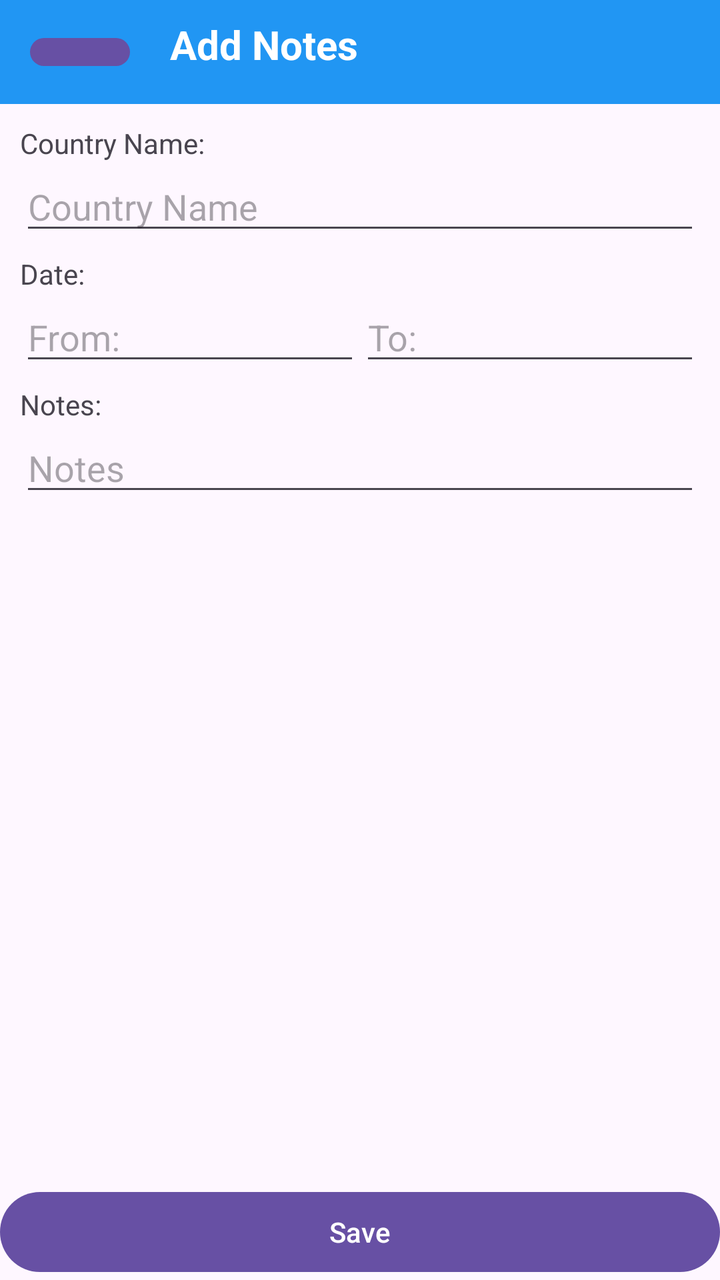
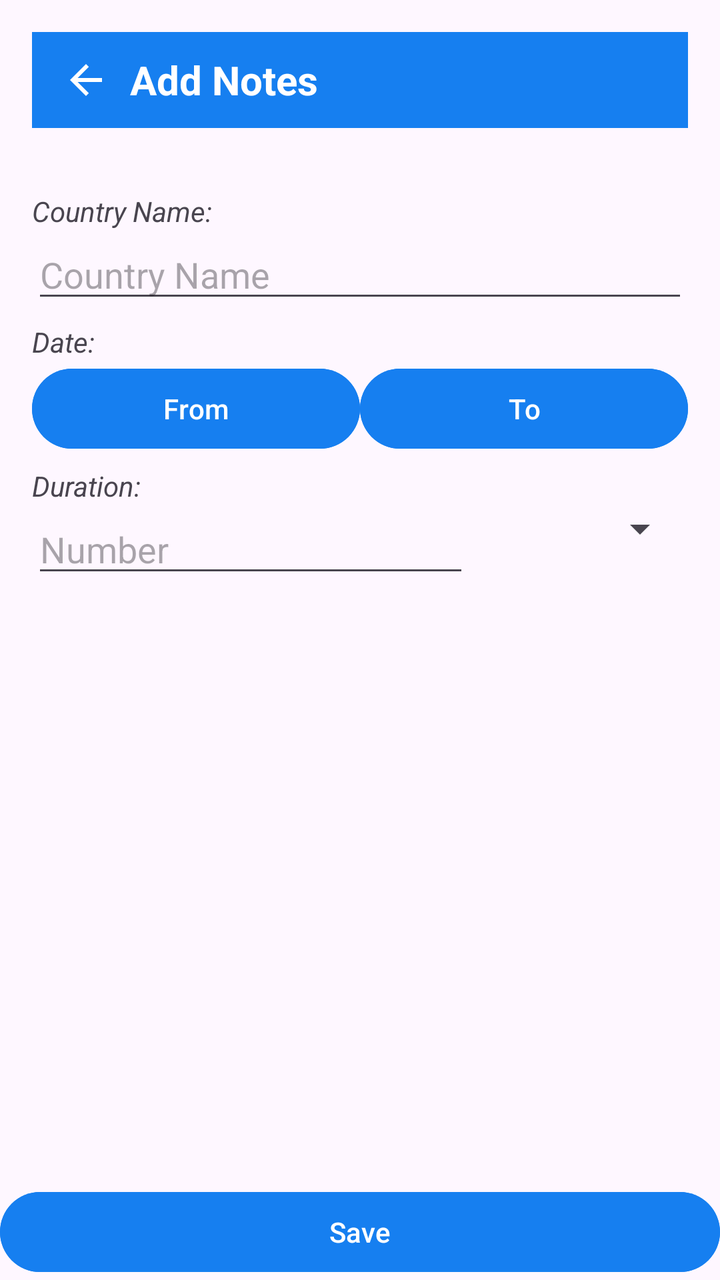

Compare the two renders of this Android layout. The source of the first and the diff that turns it into the second are given below.
<!-- AndroidManifest.xml: application theme Theme.TravelTales -->
<!-- res/layout/activity_add_notes.xml -->
<?xml version="1.0" encoding="utf-8"?>
<LinearLayout xmlns:android="http://schemas.android.com/apk/res/android"
    android:layout_width="match_parent"
    android:layout_height="match_parent"
    android:orientation="vertical">

    <LinearLayout
        android:layout_width="match_parent"
        android:layout_height="0dp"
        android:layout_weight="0.1"
        android:orientation="horizontal"
        android:background="#2196F3"
        android:layout_gravity="center_vertical"
        android:padding="5dp">

        <Button
            android:layout_width="50dp"
            android:layout_height="wrap_content"
            android:id="@+id/backBtn"
            android:background="@null"
            android:contentDescription="Back"
            android:layout_margin="10dp"/>

        <TextView
            android:layout_width="match_parent"
            android:layout_height="wrap_content"
            android:text="Add Notes"
            android:textStyle="bold"
            android:textColor="@color/white"
            android:layout_marginLeft="10dp"
            android:textSize="20sp"/>

    </LinearLayout>

    <LinearLayout
        android:layout_width="match_parent"
        android:layout_height="0dp"
        android:layout_weight="1"
        android:orientation="vertical"
        android:layout_margin="10dp">

        <TextView
            android:layout_width="match_parent"
            android:layout_height="wrap_content"
            android:text="Country Name:"/>

        <EditText
            android:layout_width="match_parent"
            android:layout_height="wrap_content"
            android:id="@+id/countryName"
            android:hint="Country Name"
            android:layout_marginBottom="5dp"/>

        <TextView
            android:layout_width="match_parent"
            android:layout_height="wrap_content"
            android:text="Date:"/>

        <LinearLayout
            android:layout_width="match_parent"
            android:layout_height="wrap_content"
            android:orientation="horizontal"
            android:layout_marginBottom="5dp">

            <EditText
                android:layout_width="0dp"
                android:layout_height="match_parent"
                android:layout_weight="1"
                android:id="@+id/fromDate"
                android:hint="From:"/>

            <EditText
                android:layout_width="0dp"
                android:layout_height="match_parent"
                android:layout_weight="1"
                android:id="@+id/toDate"
                android:hint="To:"/>

        </LinearLayout>

        <TextView
            android:layout_width="match_parent"
            android:layout_height="wrap_content"
            android:text="Notes:"/>

        <EditText
            android:layout_width="match_parent"
            android:layout_height="wrap_content"
            android:hint="Notes"
            android:id="@+id/notesText"/>

    </LinearLayout>

    <Button
        android:layout_width="match_parent"
        android:layout_height="wrap_content"
        android:id="@+id/saveBtn"
        android:text="Save"/>

</LinearLayout>
<!-- resources referenced by this layout -->
<resources>
  <color name="white">#FFFFFFFF</color>
  <style name="Theme.TravelTales" parent="Base.Theme.TravelTales" />
  <style name="Base.Theme.TravelTales" parent="Theme.Material3.DayNight.NoActionBar">
          
          
      </style>
</resources>

<!-- the commit's change to res/layout/activity_add_notes.xml (unified diff, before → after) -->
@@ -8,93 +8,160 @@
         android:layout_width="match_parent"
         android:layout_height="0dp"
         android:layout_weight="0.1"
+        android:layout_margin="16dp"
         android:orientation="horizontal"
-        android:background="#2196F3"
+        android:background="@color/blue"
+        android:tag="appTheme"
         android:layout_gravity="center_vertical"
-        android:padding="5dp">
+        android:padding="10dp">
 
-        <Button
-            android:layout_width="50dp"
+        <ImageButton
+            android:layout_width="wrap_content"
             android:layout_height="wrap_content"
             android:id="@+id/backBtn"
+            android:src="@drawable/back"
+            android:tint="@color/white"
             android:background="@null"
             android:contentDescription="Back"
-            android:layout_margin="10dp"/>
+            android:layout_marginLeft="5dp"
+            android:layout_gravity="center_vertical"/>
 
         <TextView
-            android:layout_width="match_parent"
+            android:layout_width="wrap_content"
             android:layout_height="wrap_content"
             android:text="Add Notes"
+            android:textColor="@color/white"
+            android:textSize="20sp"
             android:textStyle="bold"
-            android:textColor="@color/white"
             android:layout_marginLeft="10dp"
-            android:textSize="20sp"/>
+            android:layout_gravity="center_vertical"/>
 
     </LinearLayout>
 
-    <LinearLayout
+    <ScrollView
         android:layout_width="match_parent"
         android:layout_height="0dp"
         android:layout_weight="1"
-        android:orientation="vertical"
-        android:layout_margin="10dp">
-
-        <TextView
-            android:layout_width="match_parent"
-            android:layout_height="wrap_content"
-            android:text="Country Name:"/>
-
-        <EditText
-            android:layout_width="match_parent"
-            android:layout_height="wrap_content"
-            android:id="@+id/countryName"
-            android:hint="Country Name"
-            android:layout_marginBottom="5dp"/>
-
-        <TextView
-            android:layout_width="match_parent"
-            android:layout_height="wrap_content"
-            android:text="Date:"/>
+        android:layout_margin="16dp">
 
         <LinearLayout
             android:layout_width="match_parent"
             android:layout_height="wrap_content"
-            android:orientation="horizontal"
-            android:layout_marginBottom="5dp">
+            android:orientation="vertical">
 
-            <EditText
-                android:layout_width="0dp"
-                android:layout_height="match_parent"
+            <LinearLayout
+                android:layout_width="match_parent"
+                android:layout_height="wrap_content"
+                android:orientation="vertical"
+                android:layout_marginBottom="5dp">
+
+                <TextView
+                    android:layout_width="wrap_content"
+                    android:layout_height="wrap_content"
+                    android:text="Country Name:"
+                    android:textStyle="italic"/>
+
+                <EditText
+                    android:layout_width="match_parent"
+                    android:layout_height="wrap_content"
+                    android:id="@+id/countryName"
+                    android:hint="Country Name"/>
+
+            </LinearLayout>
+
+            <LinearLayout
+                android:layout_width="match_parent"
+                android:layout_height="wrap_content"
+                android:orientation="vertical"
+                android:layout_marginBottom="5dp">
+
+                <TextView
+                    android:layout_width="wrap_content"
+                    android:layout_height="wrap_content"
+                    android:text="Date:"
+                    android:textStyle="italic"/>
+
+                <LinearLayout
+                    android:layout_width="match_parent"
+                    android:layout_height="wrap_content"
+                    android:orientation="horizontal">
+
+                    <Button
+                        android:layout_width="0dp"
+                        android:layout_height="wrap_content"
+                        android:layout_weight="1"
+                        android:id="@+id/fromDate"
+                        android:text="From"
+                        android:backgroundTint="@color/blue"
+                        android:tag="appTheme"/>
+
+                    <Button
+                        android:layout_width="0dp"
+                        android:layout_height="wrap_content"
+                        android:layout_weight="1"
+                        android:id="@+id/toDate"
+                        android:text="To"
+                        android:backgroundTint="@color/blue"
+                        android:tag="appTheme"/>
+
+                </LinearLayout>
+
+            </LinearLayout>
+
+            <LinearLayout
+                android:layout_width="match_parent"
+                android:layout_height="wrap_content"
+                android:orientation="vertical"
+                android:layout_marginBottom="5dp">
+
+                <TextView
+                    android:layout_width="wrap_content"
+                    android:layout_height="wrap_content"
+                    android:text="Duration:"
+                    android:textStyle="italic"/>
+
+                <LinearLayout
+                    android:layout_width="match_parent"
+                    android:layout_height="wrap_content"
+                    android:orientation="horizontal">
+
+                    <EditText
+                        android:layout_width="0dp"
+                        android:layout_height="wrap_content"
+                        android:layout_weight="1"
+                        android:hint="Number"
+                        android:inputType="number"
+                        android:id="@+id/durationNo"/>
+
+                    <Spinner
+                        android:layout_width="0dp"
+                        android:layout_height="wrap_content"
+                        android:layout_weight="0.5"
+                        android:id="@+id/spinnerDuration"/>
+
+                </LinearLayout>
+
+            </LinearLayout>
+
+            <androidx.recyclerview.widget.RecyclerView
+                android:layout_width="match_parent"
+                android:layout_height="0dp"
                 android:layout_weight="1"
-                android:id="@+id/fromDate"
-                android:hint="From:"/>
+                android:id="@+id/addNotesRecycler"
+                android:padding="10dp">
 
-            <EditText
-                android:layout_width="0dp"
-                android:layout_height="match_parent"
-                android:layout_weight="1"
-                android:id="@+id/toDate"
-                android:hint="To:"/>
+            </androidx.recyclerview.widget.RecyclerView>
 
         </LinearLayout>
 
-        <TextView
-            android:layout_width="match_parent"
-            android:layout_height="wrap_content"
-            android:text="Notes:"/>
-
-        <EditText
-            android:layout_width="match_parent"
-            android:layout_height="wrap_content"
-            android:hint="Notes"
-            android:id="@+id/notesText"/>
-
-    </LinearLayout>
+    </ScrollView>
 
     <Button
         android:layout_width="match_parent"
         android:layout_height="wrap_content"
         android:id="@+id/saveBtn"
-        android:text="Save"/>
+        android:text="Save"
+        android:backgroundTint="@color/blue"
+        android:tag="appTheme"/>
 
 </LinearLayout>
<!-- resource entries referenced after the edit -->
@@ -1,6 +1,13 @@
 <!-- resources referenced by this layout -->
 <resources>
+  <color name="blue">#167FF0</color>
   <color name="white">#FFFFFFFF</color>
+  <!-- drawable back (drawable) -->
+  <vector xmlns:android="http://schemas.android.com/apk/res/android" android:autoMirrored="true" android:height="24dp" android:tint="#000000" android:viewportHeight="24" android:viewportWidth="24" android:width="24dp">
+        
+      <path android:fillColor="@android:color/white" android:pathData="M20,11H7.83l5.59,-5.59L12,4l-8,8 8,8 1.41,-1.41L7.83,13H20v-2z"/>
+      
+  </vector>
   <style name="Theme.TravelTales" parent="Base.Theme.TravelTales" />
   <style name="Base.Theme.TravelTales" parent="Theme.Material3.DayNight.NoActionBar">
           
